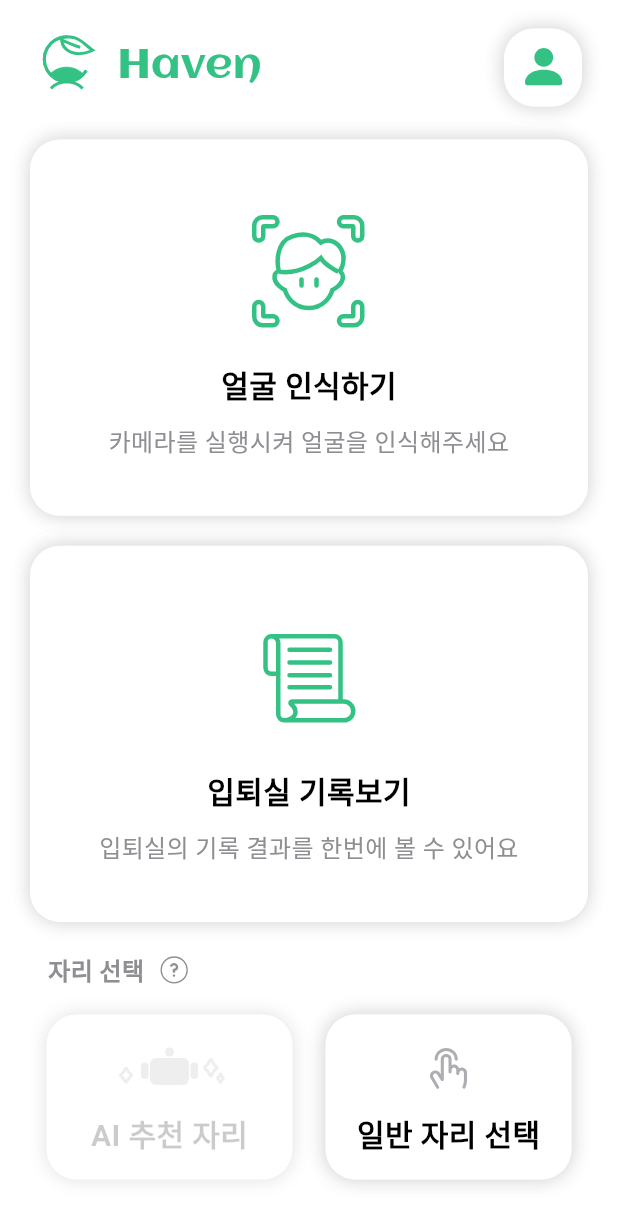
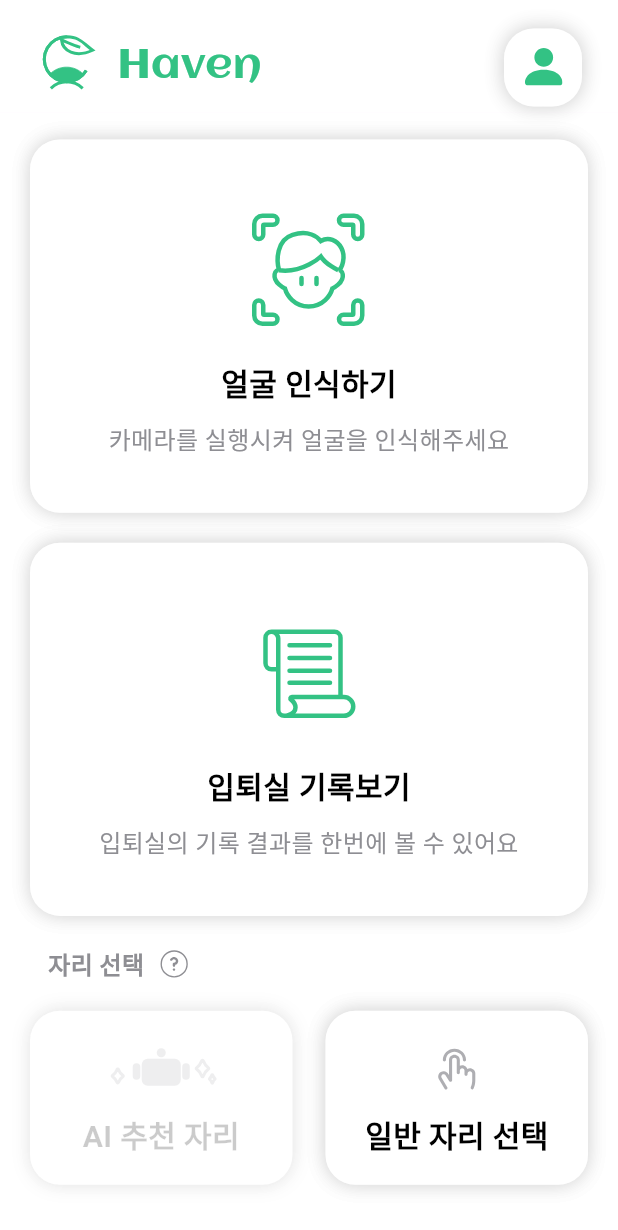
Before and after one commit to hyg0527/haven, a Flutter app: the screen it shows after launch, on a phone screen of 412 x 824 dp. Shown: the top 1230 px of the screen. Run offline on Flutter 3.47's test engine with Material 3 defaults, Android fonts, the phone set to English and light mode, and no system bars; our stand-ins replace auto_size_text, camera, flutter_svg, fluttertoast, image_picker; Roboto replaces fonts that are missing (Pretendard).

Commit message:
Home 화면 ui 너비 조정 #2

```diff
--- a/lib/home.dart
+++ b/lib/home.dart
@@ -285,7 +285,7 @@ class _MyHomePageState extends State<MyHomePage> {
               ],
             ),
             const SizedBox(
-              height: 10,
+              height: 15,
             ),
             Expanded(
               flex: 2,
@@ -293,13 +293,13 @@ class _MyHomePageState extends State<MyHomePage> {
                 mainAxisAlignment: MainAxisAlignment.center,
                 crossAxisAlignment: CrossAxisAlignment.center,
                 children: [
-                  ClickButton(
+                  Expanded(
+                    flex: 1,
+                    child: ClickButton(
                       isActivated: false,
                       secondScreen: const SeatList(),
                       child: Container(
-                      width: 164,
-                      height: 110,
-                      padding: const EdgeInsets.all(10),
+                        padding: const EdgeInsets.fromLTRB(0, 18, 0, 18),
                         decoration: ShapeDecoration(
                           color: Colors.white,
                           shape: RoundedRectangleBorder(
@@ -344,15 +344,16 @@ class _MyHomePageState extends State<MyHomePage> {
                         ),
                       ),
                     ),
+                  ),
                   const SizedBox(
                     width: 22,
                   ),
-                  ClickButton(
+                  Expanded(
+                    flex: 1,
+                    child: ClickButton(
                       secondScreen: const SeatList(),
                       child: Container(
-                      width: 164,
-                      height: 110,
-                      padding: const EdgeInsets.all(10),
+                        padding: const EdgeInsets.fromLTRB(0, 18, 0, 18),
                         decoration: ShapeDecoration(
                           color: Colors.white,
                           shape: RoundedRectangleBorder(
@@ -399,6 +400,7 @@ class _MyHomePageState extends State<MyHomePage> {
                         ),
                       ),
                     ),
+                  ),
                 ],
               ),
             ),
```
Lines whose indentation alone changed are shown as unchanged.
